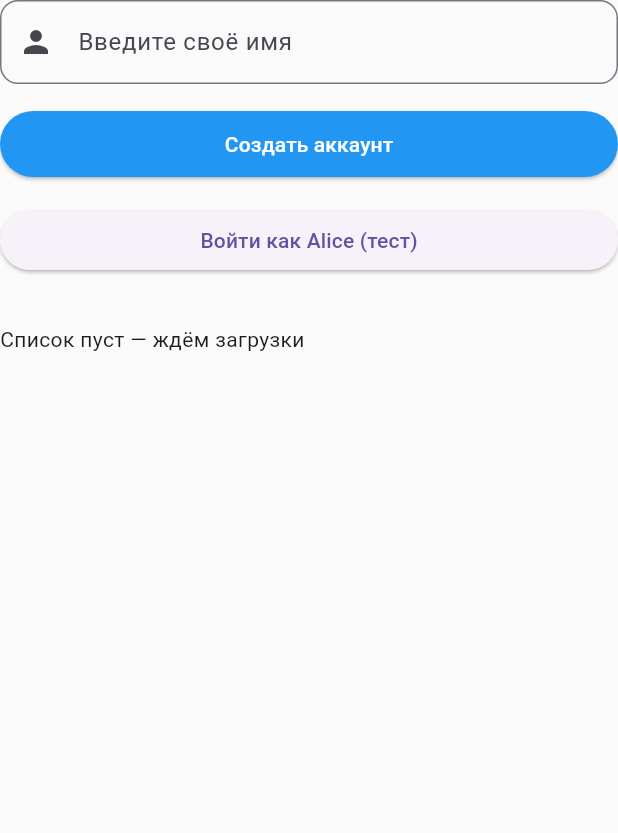
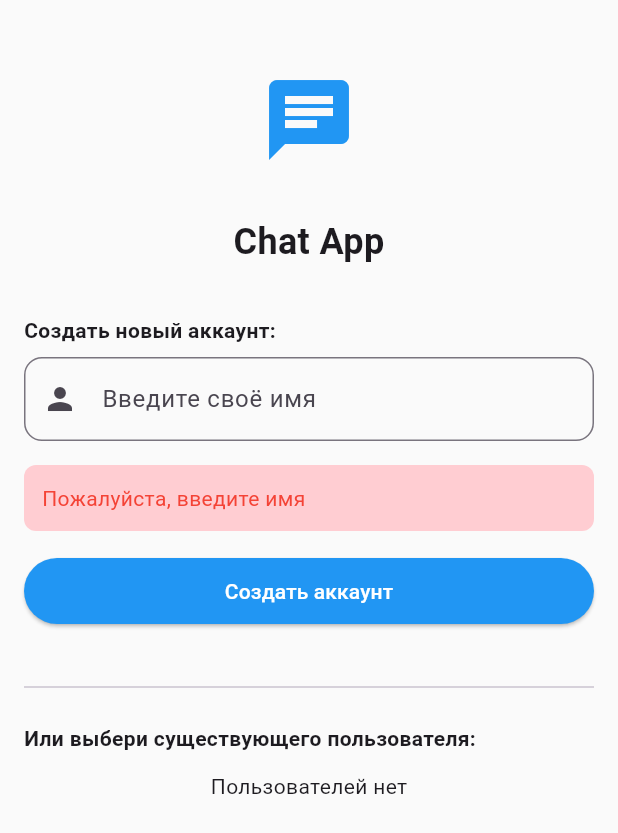
Before and after one commit to rubigruz-creator/chat-app-flutter, a Flutter app: the screen it shows after launch, after a tap on "Создать аккаунт", on a phone screen of 412 x 824 dp. Shown: the top 833 px of the screen. Run offline on Flutter 3.47's test engine with Material 3 defaults, Android fonts, the phone set to English and light mode, and no system bars; our stand-ins replace socket_io_client; network calls fail.

Commit message:
Chat app v1.0 - Flutter + Node.js + Socket.IO

```diff
--- a/lib/config/api_config.dart
+++ b/lib/config/api_config.dart
@@ -1,13 +1,12 @@
 // ⚠️ ВАЖНО: Измени IP-адрес на адрес твоего компьютера
 // Найди IP команду "ipconfig" (Windows) или "ifconfig" (Linux/Mac)
 
-// const String API_BASE_URL = 'http://10.0.0.10:3000';
-// const String SOCKET_URL = 'http://10.0.0.10:3000';
+const String BASE_URL = 'http://10.0.0.10:3000';
+const String SOCKET_URL = 'http://10.0.0.10:3000';
 
-
-const String API_BASE_URL = 'http://10.0.2.2:3000';  // ← Для эмулятора Android
-const String SOCKET_URL = 'http://10.0.2.2:3000';    // ← Для эмулятора Android
-
+// Для эмулятора Android:
+// const String BASE_URL = 'http://10.0.2.2:3000';
+// const String SOCKET_URL = 'http://10.0.2.2:3000';
 
 // Если тестируешь на реальном устройстве в той же сети - используй IP компьютера
 // Если на эмуляторе - используй localhost (10.0.2.2 для Android, localhost для iOS)
--- a/lib/screens/login_screen.dart
+++ b/lib/screens/login_screen.dart
@@ -1,6 +1,6 @@
-import '../services/socket_service.dart';  // ← ДОБАВЬ ЭТОТ ИМПОРТ
 import 'package:flutter/material.dart';
 import '../services/api_service.dart';
+import '../services/socket_service.dart';
 import '../models/user.dart';
 import '../utils/constants.dart';
 import 'chat_list_screen.dart';
@@ -16,8 +16,8 @@ class _LoginScreenState extends State<LoginScreen> {
   final TextEditingController _nameController = TextEditingController();
   bool _isLoading = false;
   String? _errorMessage;
-  bool _showExistingUsers = false;
   List<User> _existingUsers = [];
+  bool _usersLoaded = false;
 
   @override
   void initState() {
@@ -28,15 +28,23 @@ class _LoginScreenState extends State<LoginScreen> {
   void _loadExistingUsers() async {
     try {
       final users = await ApiService.getUsers();
+      if (mounted) {
         setState(() {
           _existingUsers = users;
+          _usersLoaded = true;
         });
+      }
     } catch (e) {
       print('Ошибка загрузки пользователей: $e');
+      if (mounted) {
+        setState(() {
+          _usersLoaded = true;
+        });
+      }
     }
   }
 
-  void _loginWithExistingUser(User user) async {
+  void _loginWithExistingUser(User user) {
     _navigateToChatList(user);
   }
 
@@ -57,17 +65,21 @@ class _LoginScreenState extends State<LoginScreen> {
 
     try {
       final user = await ApiService.createUser(name);
+      if (mounted) {
         _navigateToChatList(user);
+      }
     } catch (e) {
+      if (mounted) {
         setState(() {
           _errorMessage = 'Ошибка: ${e.toString()}';
           _isLoading = false;
         });
       }
     }
+  }
 
   void _navigateToChatList(User user) {
-    SocketService().initialize();  // ← ДОБАВЬ ПЕРЕД НАВИГАЦИЕЙ
+    SocketService().initialize();
     SocketService().connect();
     Navigator.of(context).pushReplacement(
       MaterialPageRoute(
@@ -81,13 +93,33 @@ Widget build(BuildContext context) {
     return Scaffold(
       backgroundColor: AppConstants.backgroundColor,
       body: SafeArea(
-      child: SingleChildScrollView(  // ← Делаем прокрутку
+        child: SingleChildScrollView(
+          padding: const EdgeInsets.all(AppConstants.defaultPadding),
           child: Column(
             mainAxisAlignment: MainAxisAlignment.center,
             crossAxisAlignment: CrossAxisAlignment.stretch,
             children: [
-            // ... остальной код до TextField ...
-
+              const SizedBox(height: 32),
+              const Icon(
+                Icons.chat,
+                size: 64,
+                color: AppConstants.primaryColor,
+              ),
+              const SizedBox(height: 32),
+              const Text(
+                'Chat App',
+                textAlign: TextAlign.center,
+                style: TextStyle(
+                  fontSize: 24,
+                  fontWeight: FontWeight.bold,
+                ),
+              ),
+              const SizedBox(height: 32),
+              const Text(
+                'Создать новый аккаунт:',
+                style: TextStyle(fontWeight: FontWeight.bold),
+              ),
+              const SizedBox(height: 8),
               TextField(
                 controller: _nameController,
                 decoration: InputDecoration(
@@ -99,6 +131,20 @@ Widget build(BuildContext context) {
                 ),
               ),
               const SizedBox(height: 16),
+              if (_errorMessage != null) ...[
+                Container(
+                  padding: const EdgeInsets.all(12),
+                  decoration: BoxDecoration(
+                    color: Colors.red[100],
+                    borderRadius: BorderRadius.circular(8),
+                  ),
+                  child: Text(
+                    _errorMessage!,
+                    style: const TextStyle(color: Colors.red),
+                  ),
+                ),
+                const SizedBox(height: 16),
+              ],
               ElevatedButton(
                 onPressed: _isLoading ? null : _createAndLogin,
                 style: ElevatedButton.styleFrom(
@@ -106,30 +152,53 @@ Widget build(BuildContext context) {
                   backgroundColor: AppConstants.primaryColor,
                 ),
                 child: _isLoading
-                ? const CircularProgressIndicator(color: Colors.white)
-                : const Text('Создать аккаунт', style: TextStyle(color: Colors.white)),
+                    ? const SizedBox(
+                        height: 20,
+                        width: 20,
+                        child: CircularProgressIndicator(
+                          color: Colors.white,
+                          strokeWidth: 2,
                         ),
-
-            // ← ПРИНУДИТЕЛЬНО ДОБАВЛЯЕМ КНОПКУ ДЛЯ ТЕСТА
-            const SizedBox(height: 16),
-            ElevatedButton(
-              onPressed: () => _loginWithExistingUser(User(id: 'test-alice', name: 'Alice', createdAt: DateTime.now())),
-              child: const Text('Войти как Alice (тест)'),
+                      )
+                    : const Text(
+                        'Создать аккаунт',
+                        style: TextStyle(color: Colors.white),
                       ),
-
+              ),
               const SizedBox(height: 32),
-            if (_existingUsers.isNotEmpty) ...[
               const Divider(),
               const SizedBox(height: 16),
-              Text('Пользователи (${_existingUsers.length}):'),
-              ..._existingUsers.map((user) => ListTile(
-                onTap: () => _loginWithExistingUser(user),
-                title: Text(user.name),
-                trailing: const Icon(Icons.arrow_forward),
-              )),
-            ] else ...[
-              const Text('Список пуст — ждём загрузки'),
-            ],
+              const Text(
+                'Или выбери существующего пользователя:',
+                style: TextStyle(fontWeight: FontWeight.bold),
+              ),
+              const SizedBox(height: 12),
+              if (!_usersLoaded)
+                const Center(
+                  child: CircularProgressIndicator(),
+                )
+              else if (_existingUsers.isEmpty)
+                const Center(
+                  child: Text('Пользователей нет'),
+                )
+              else
+                Column(
+                  children: _existingUsers.map((user) {
+                    return Padding(
+                      padding: const EdgeInsets.only(bottom: 8),
+                      child: ElevatedButton(
+                        onPressed: () => _loginWithExistingUser(user),
+                        style: ElevatedButton.styleFrom(
+                          alignment: Alignment.centerLeft,
+                          backgroundColor: Colors.white,
+                          foregroundColor: AppConstants.textPrimary,
+                          side: const BorderSide(color: AppConstants.dividerColor),
+                        ),
+                        child: Text(user.name),
+                      ),
+                    );
+                  }).toList(),
+                ),
             ],
           ),
         ),
@@ -137,10 +206,6 @@ Widget build(BuildContext context) {
     );
   }
 
-
-
-
-
   @override
   void dispose() {
     _nameController.dispose();
--- a/lib/services/api_service.dart
+++ b/lib/services/api_service.dart
@@ -6,7 +6,7 @@ import '../models/chat.dart';
 import '../models/message.dart';
 
 class ApiService {
-  static const String baseUrl = API_BASE_URL;
+  static const String baseUrl = BASE_URL;  // ✅ ИСПРАВЛЕНО: API_BASE_URL → BASE_URL
 
   // ========== ПОЛЬЗОВАТЕЛИ ==========
 
@@ -35,7 +35,6 @@ static Future<List<User>> getUsers() async {
 
       if (response.statusCode == 200) {
         final data = jsonDecode(response.body);
-      // Проверяем, что это список
         if (data is List) {
           return data.map((json) => User.fromJson(json)).toList();
         } else {
@@ -51,8 +50,6 @@ static Future<List<User>> getUsers() async {
       rethrow;
     }
   }
-
-
 
   /// Получить пользователя по ID
   static Future<User> getUserById(String userId) async {
@@ -94,8 +91,6 @@ static Future<List<Chat>> getUserChats(String userId) async {
       rethrow;
     }
   }
-
-
 
   /// Создать групповой чат
   static Future<Chat> createGroupChat(String title, List<String> memberIds) async {
@@ -170,7 +165,6 @@ static Future<List<Chat>> getUserChats(String userId) async {
     return [];
   }
 
-
   /// Отправить сообщение
   static Future<Message> sendMessage(String chatId, String userId, String text) async {
     final response = await http.post(
```
Also changed, not shown: 1 other file. Lines whose indentation alone changed are shown as unchanged.
